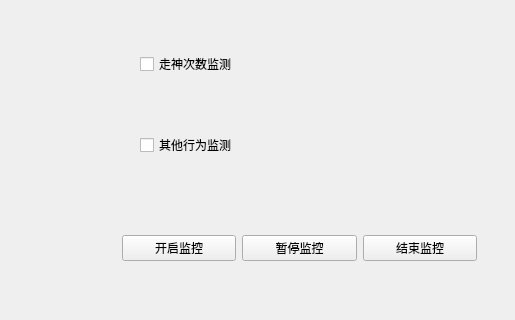
This is Device-Side/UI/watcherpage.ui in xzwsloser/learn_friend as Qt 5 draws it before an edit; both pictures show x 509 to 1024 and y 280 to 600 of the 1024 by 600 pixel window. The edited form follows.
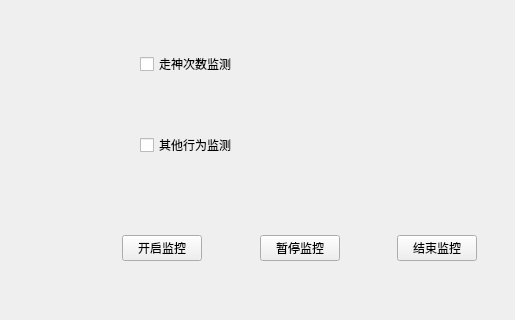
This is the edited form. Custom widgets are drawn as their Qt base class.

```diff
--- a/Device-Side/UI/watcherpage.ui
+++ b/Device-Side/UI/watcherpage.ui
@@ -336,6 +336,19 @@
                       </property>
                      </widget>
                     </item>
+                    <item>
+                     <spacer name="horizontalSpacer_3">
+                      <property name="orientation">
+                       <enum>Qt::Horizontal</enum>
+                      </property>
+                      <property name="sizeHint" stdset="0">
+                       <size>
+                        <width>40</width>
+                        <height>20</height>
+                       </size>
+                      </property>
+                     </spacer>
+                    </item>
                     <item>
                      <widget class="QPushButton" name="stopButton">
                       <property name="text">
@@ -343,6 +356,19 @@
                       </property>
                      </widget>
                     </item>
+                    <item>
+                     <spacer name="horizontalSpacer_4">
+                      <property name="orientation">
+                       <enum>Qt::Horizontal</enum>
+                      </property>
+                      <property name="sizeHint" stdset="0">
+                       <size>
+                        <width>40</width>
+                        <height>20</height>
+                       </size>
+                      </property>
+                     </spacer>
+                    </item>
                     <item>
                      <widget class="QPushButton" name="endButton">
                       <property name="text">
```
